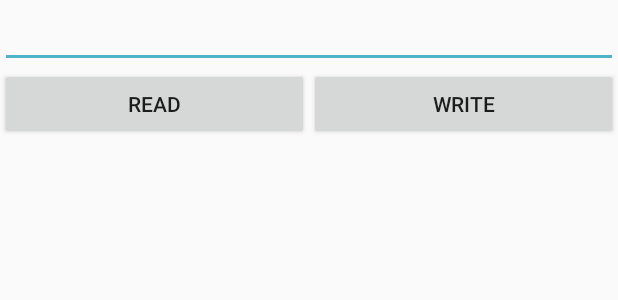
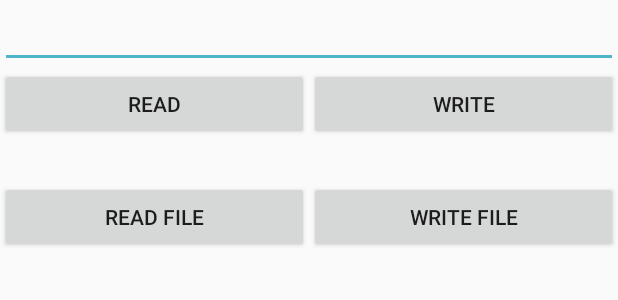
Before and after one commit to adrorodri/programacion3, an Android app: the layout activity_storage.xml on its own in the app's theme, with its tools: preview values and no code run, on a phone screen of 412 x 824 dp. Shown: the top 300 px of the screen. Run offline under Robolectric (Android 15) with nearby library versions, the phone set to English and light mode, and no system bars.

Commit message:
Read Write to file implemented GSON implemented

```diff
--- a/app/build.gradle
+++ b/app/build.gradle
@@ -30,4 +30,6 @@ dependencies {
     compile 'com.android.support:recyclerview-v7:27.1.0'
     // Snackbar and other components from Support Library
     compile 'com.android.support:design:27.1.0'
+    compile 'com.google.code.gson:gson:2.8.2'
+
 }
--- a/app/src/main/java/com/programacion3/myapplication/Person.java
+++ b/app/src/main/java/com/programacion3/myapplication/Person.java
@@ -1,9 +1,15 @@
 package com.programacion3.myapplication;
+
+import com.google.gson.annotations.Expose;
 
 import java.io.Serializable;
 
 public class Person implements Serializable {
+
+    @Expose
     private String username;
+
+    @Expose
     private String password;
 
     Person(String username, String password) {
--- a/app/src/main/res/layout/activity_storage.xml
+++ b/app/src/main/res/layout/activity_storage.xml
@@ -37,4 +37,23 @@
         android:layout_height="wrap_content"
         android:textSize="20sp"/>
 
+    <LinearLayout
+        android:layout_width="match_parent"
+        android:layout_height="wrap_content">
+        <Button
+            android:id="@+id/readFileButton"
+            android:layout_weight="1"
+            android:layout_width="0dp"
+            android:layout_height="wrap_content"
+            android:text="READ FILE"
+            android:onClick="buttonClick"/>
+        <Button
+            android:id="@+id/writeFileButton"
+            android:layout_weight="1"
+            android:layout_width="0dp"
+            android:layout_height="wrap_content"
+            android:text="WRITE FILE"
+            android:onClick="buttonClick" />
+    </LinearLayout>
+
 </LinearLayout>
```
Also changed, not shown: app/src/main/AndroidManifest.xml (+8 -4 lines), app/src/main/java/com/programacion3/myapplication/StorageActivity.java (+57 -0 lines).
